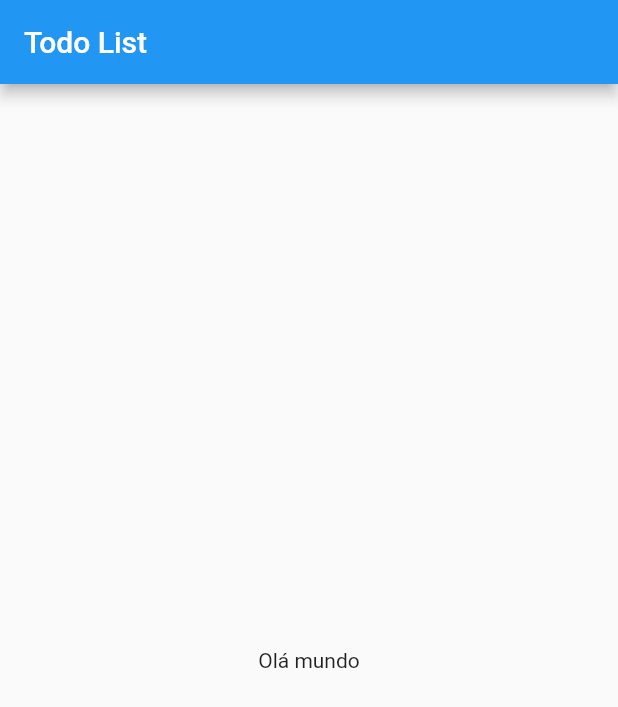
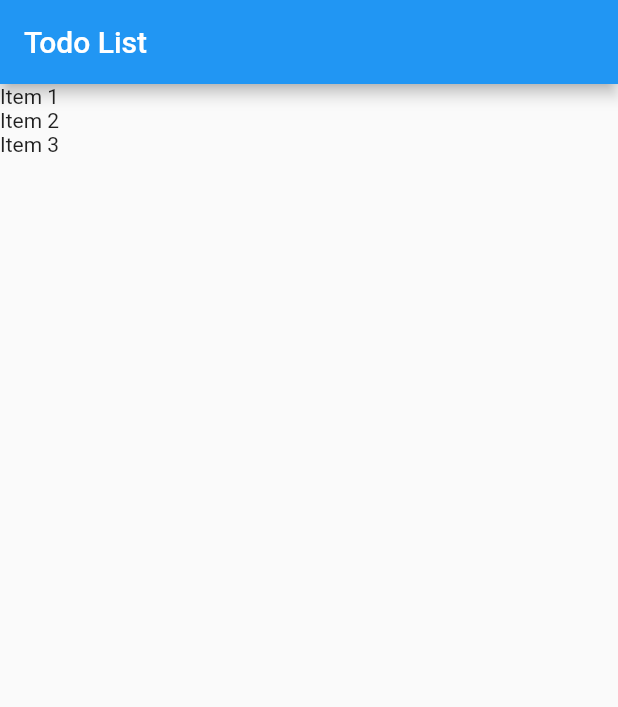
Before and after one commit to oliversieto/todo_app_flutter, a Flutter app: the screen it shows after launch, on a phone screen of 412 x 824 dp. Shown: the top 707 px of the screen. Run offline on Flutter 3.47's test engine with Material 2 defaults, Android fonts, the light colour scheme and no system bars.

Commit message:
refactor: criando um listview de itens relacionados ao todo

```diff
--- a/lib/main.dart
+++ b/lib/main.dart
@@ -1,4 +1,6 @@
 import 'package:flutter/material.dart';
+
+import 'models/item.dart';
 
 void main() => runApp(App());
 
@@ -17,16 +19,28 @@ class App extends StatelessWidget {
   }
 }
 
-class HomePage extends StatelessWidget {
+class HomePage extends StatefulWidget {
+  var items = <Item>[];
+
+  HomePage() {
+    items.add(Item(title: 'Item 1', done: false));
+    items.add(Item(title: 'Item 2', done: true));
+    items.add(Item(title: 'Item 3', done: false));
+  }
+  @override
+  _HomePageState createState() => _HomePageState();
+}
+
+class _HomePageState extends State<HomePage> {
   @override
   Widget build(BuildContext context) {
     return Scaffold(
-      appBar: AppBar(title: Text("Todo List")),
-      body: Container(
-        child: Center(
-          child: Text("Olá mundo"),
-        ),
-      ),
-    );
+        appBar: AppBar(title: Text("Todo List")),
+        body: ListView.builder(
+          itemBuilder: (BuildContext context, int index) {
+            return Text(widget.items[index].title);
+          },
+          itemCount: widget.items.length,
+        ));
   }
 }
```
